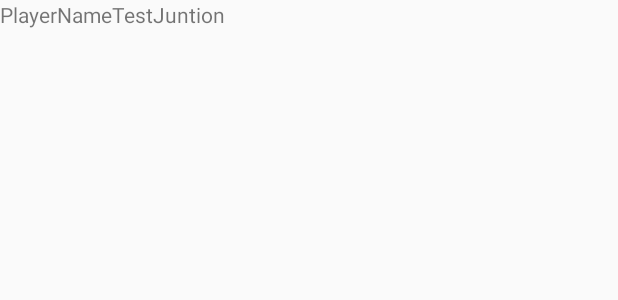
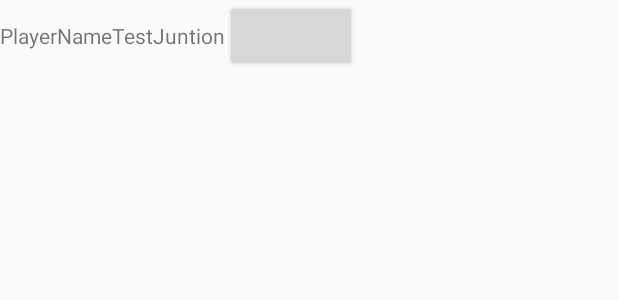
Before and after one commit to AdamNagy-nagya/BestInPest_android, an Android app: the layout item_insidelobby_player.xml on its own in the app's theme, with its tools: preview values and no code run, on a phone screen of 412 x 824 dp. Shown: the top 300 px of the screen. Run offline under Robolectric (Android 15) with nearby library versions, the phone set to English and light mode, and no system bars.

Commit message:
Playerlist update, leave lobby, mr x img

```diff
--- a/app/src/main/java/com/example/nagya/bestinpest/Lobby/item/Player.java
+++ b/app/src/main/java/com/example/nagya/bestinpest/Lobby/item/Player.java
@@ -19,6 +19,8 @@ public class Player {
     @SerializedName("ready")
     @Expose
     private Boolean ready;
+
+
 
     public Integer getId() {
         return id;
--- a/app/src/main/java/com/example/nagya/bestinpest/network/LobbyNetwork/LobbyApi.java
+++ b/app/src/main/java/com/example/nagya/bestinpest/network/LobbyNetwork/LobbyApi.java
@@ -53,7 +53,8 @@ public interface LobbyApi {
     @DELETE("lobbies/{id}/players/{playerId}")
     Call<LobbyRestItem> deletePlayer(@Path("id") Integer lobbyId, @Path("playerId") Integer playerId);
 
-
+    @POST ("lobbies/{id}/players/{playerId}/ready")
+    Call<Player>setPlayerReady(@Path("id") Integer lobbyId, @Path("playerId") Integer playerId);
 
 
 
--- a/app/src/main/res/layout/item_insidelobby_player.xml
+++ b/app/src/main/res/layout/item_insidelobby_player.xml
@@ -4,6 +4,10 @@
     android:id="@+id/InsideLobby_Player1LinearLayout"
     android:orientation="horizontal"
     xmlns:android="http://schemas.android.com/apk/res/android">
+    <ImageView
+        android:layout_width="wrap_content"
+        android:layout_height="wrap_content"
+        android:id="@+id/InsideLobby_isMrXImg"/>
 
     <TextView
         android:layout_width="wrap_content"
@@ -17,14 +21,15 @@
         android:id="@+id/InsideLobby_PlayerJunction"
         android:text="TestJuntion"/>
 
-    <TextView
-        android:layout_width="wrap_content"
-        android:layout_height="wrap_content"
-        android:id="@+id/InsideLobby_PlayerIsMrX"
-        />
+
     <ImageView
         android:layout_width="wrap_content"
         android:layout_height="wrap_content"
         android:id="@+id/InsideLobby_PlayerReady"/>
 
+    <Button
+        android:layout_width="wrap_content"
+        android:layout_height="wrap_content"
+        android:id="@+id/InsideLobby_setMrXBtn"/>
+
 </LinearLayout>
```
Also changed, not shown: app/src/main/java/com/example/nagya/bestinpest/InsideLobbyFragment.java (+43 -9 lines), app/src/main/java/com/example/nagya/bestinpest/Lobby/LobbyCreateDialog.java (+8 -1 lines), app/src/main/java/com/example/nagya/bestinpest/MainMenuActivity.java (+20 -7 lines), app/src/main/java/com/example/nagya/bestinpest/network/LobbyNetwork/LobbyApiInteractor.java (+7 -2 lines), app/src/main/res/anim/shake_anim.xml (added, +12 -0 lines), app/src/main/res/layout/fragment_inside_lobby.xml (+7 -0 lines).
